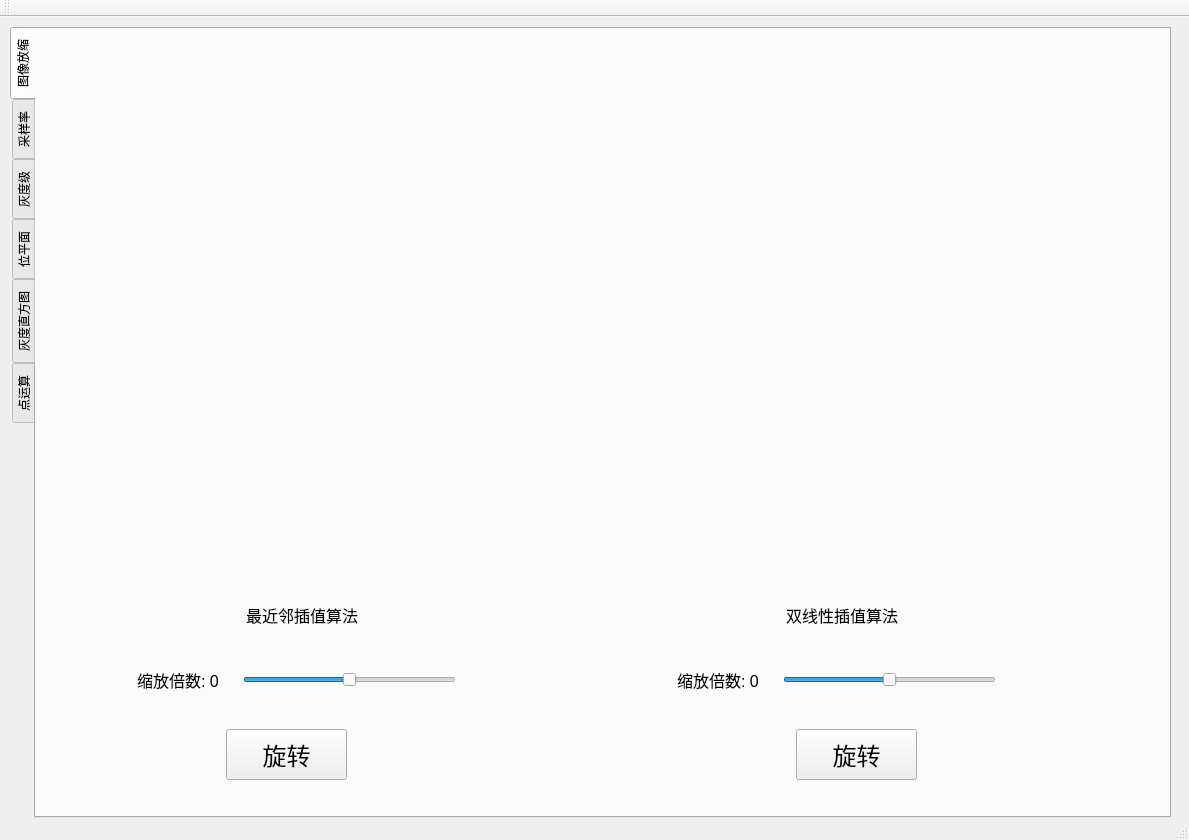
This is picture_demo/mainwindow.ui in L1B0/Digital-image-processing as Qt 5 draws it before an edit. The edited form follows.
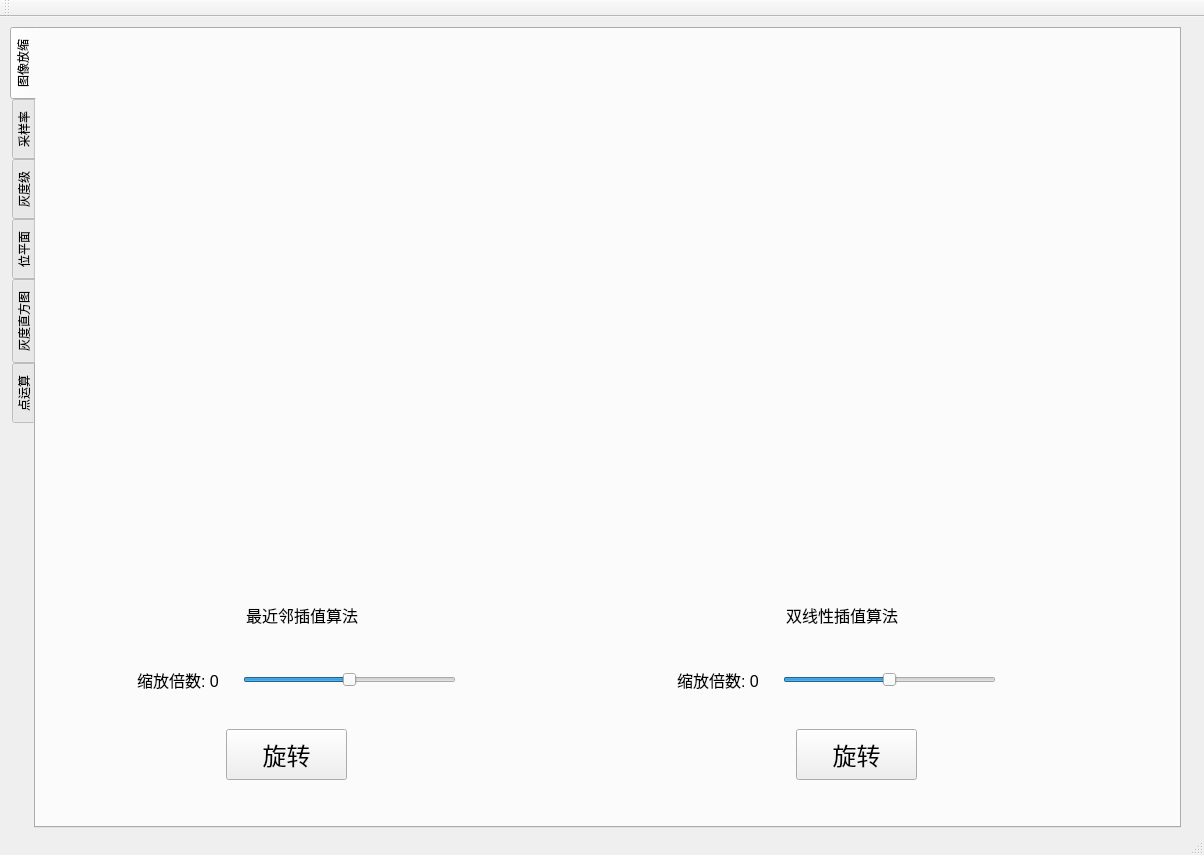
This is the edited form. Custom widgets are drawn as their Qt base class.

```diff
--- a/picture_demo/mainwindow.ui
+++ b/picture_demo/mainwindow.ui
@@ -6,8 +6,8 @@
    <rect>
     <x>0</x>
     <y>0</y>
-    <width>1189</width>
-    <height>840</height>
+    <width>1204</width>
+    <height>855</height>
    </rect>
   </property>
   <property name="sizePolicy">
@@ -25,8 +25,8 @@
      <rect>
       <x>10</x>
       <y>10</y>
-      <width>1161</width>
-      <height>791</height>
+      <width>1171</width>
+      <height>801</height>
      </rect>
     </property>
     <property name="tabPosition">
```
